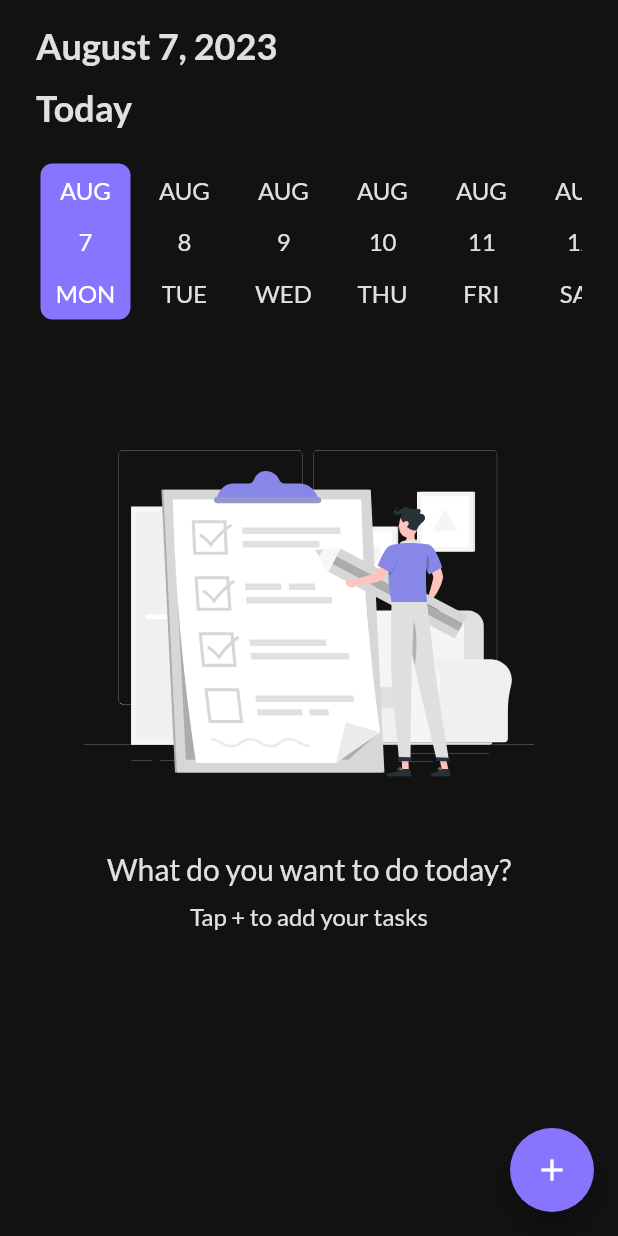
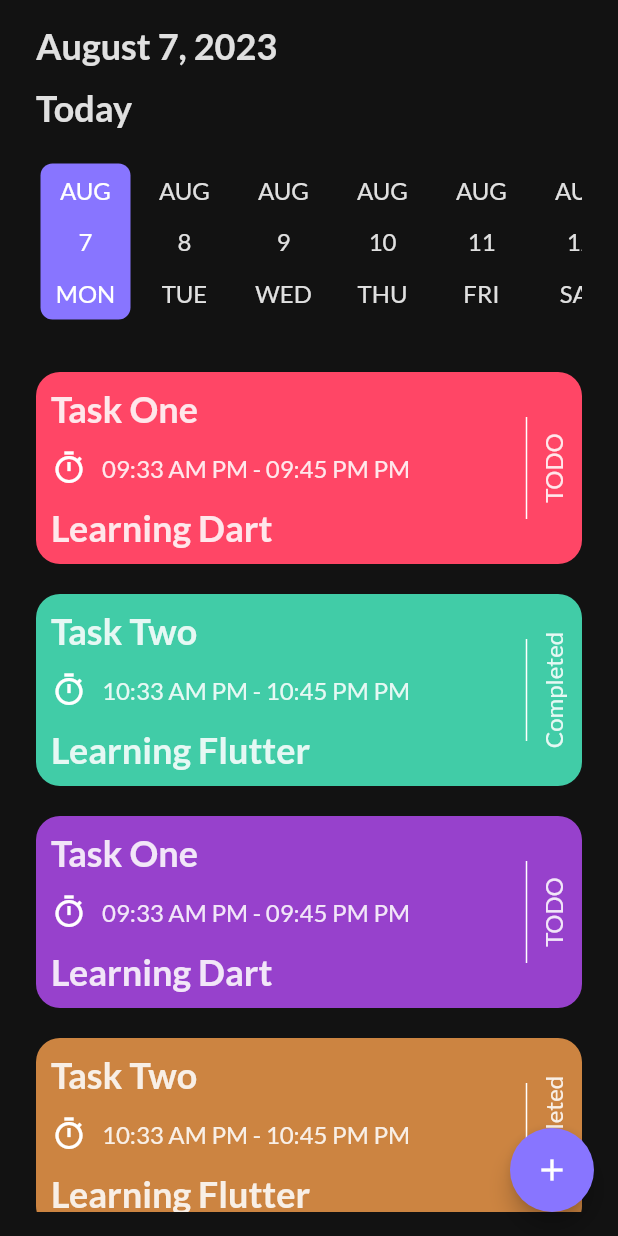
Before and after one commit to SA33ED/Todo_app, a Flutter app: the HomeScreen screen opened by its route, on a phone screen of 412 x 824 dp. Run offline on Flutter 3.47's test engine with Material 2 defaults, Android fonts, the phone set to English and light mode, and no system bars; drawn by our look-alikes of date_picker_timeline; our stand-ins replace flutter_bloc, flutter_screenutil, flutter_svg, google_fonts, shared_preferences; accounts and stored records are empty.

```diff
--- a/lib/cubit/cubit/task_cubit.dart
+++ b/lib/cubit/cubit/task_cubit.dart
@@ -4,14 +4,26 @@ import 'package:intl/intl.dart';
 import 'package:to_do_app/cubit/cubit/task_state.dart';
 
 import '../../helpers/app_colors.dart';
+import '../../models/task_model.dart';
 
 class TaskCubit extends Cubit<TaskState> {
+  GlobalKey<FormState> formKey = GlobalKey();
+
   TaskCubit() : super(TaskInitial());
+
+  String? selectedTitle;
+
+  String? selectedNote;
+
   DateTime? selectedDate = DateTime.now();
+
   String selectedStartTime = DateFormat('hh:mm a').format(DateTime.now());
+
   String selectedEndTime = DateFormat('hh:mm a')
       .format(DateTime.now().add(const Duration(hours: 1)));
+
   int selectedColorIndex = 0;
+
   List<Color> colors = [
     AppColors.red,
     AppColors.green,
@@ -20,6 +32,63 @@ class TaskCubit extends Cubit<TaskState> {
     AppColors.customYellow,
     AppColors.purble,
   ];
+
+  List<TaskModel> tasksList = [
+    TaskModel(
+      id: 1,
+      title: "Task One",
+      note: "Learning Dart",
+      date: DateTime.now(),
+      startTime: "09:33 AM",
+      endTime: "09:45 PM",
+    ),
+    TaskModel(
+      id: 2,
+      title: "Task Two",
+      note: "Learning Flutter",
+      date: DateTime.now(),
+      startTime: "10:33 AM",
+      endTime: "10:45 PM",
+      status: "Completed",
+      color: AppColors.lightBlue,
+    ),
+    TaskModel(
+        id: 3,
+        title: "Task One",
+        note: "Learning Dart",
+        date: DateTime.now(),
+        startTime: "09:33 AM",
+        endTime: "09:45 PM",
+        color: AppColors.purble),
+    TaskModel(
+        id: 4,
+        title: "Task Two",
+        note: "Learning Flutter",
+        date: DateTime.now(),
+        startTime: "10:33 AM",
+        endTime: "10:45 PM",
+        status: "Completed",
+        color: AppColors.customYellow),
+    TaskModel(
+      id: 5,
+      title: "Task One",
+      note: "Learning Dart",
+      date: DateTime.now(),
+      startTime: "09:33 AM",
+      endTime: "09:45 PM",
+    ),
+    TaskModel(
+      id: 6,
+      title: "Task Two",
+      note: "Learning Flutter",
+      date: DateTime.now(),
+      startTime: "10:33 AM",
+      endTime: "10:45 PM",
+      status: "Completed",
+      color: AppColors.green,
+    ),
+  ];
+
   void getDate(context) async {
     emit(GetDateLoadingState());
     DateTime? pickedDate = await showDatePicker(
@@ -32,6 +101,12 @@ class TaskCubit extends Cubit<TaskState> {
       selectedDate = pickedDate;
       emit(GetDateSucessState());
     }
+  }
+
+  void getselectedDate(date) {
+    emit(GetSelectedDateLoadingState());
+    selectedDate = date;
+    emit(GetSelectedDateSucessState());
   }
 
   void getStartTime(context) async {
@@ -62,4 +137,14 @@ class TaskCubit extends Cubit<TaskState> {
     selectedColorIndex = index;
     emit(UpdateSelectedColorState());
   }
+
+  void addTask(TaskModel task) {
+    try {
+      emit(AddTaskLoadingState());
+      tasksList.add(task);
+      emit(AddTaskSucssesState());
+    } catch (e) {
+      emit(AddTaskErrorState());
+    }
+  }
 }
--- a/lib/cubit/cubit/task_state.dart
+++ b/lib/cubit/cubit/task_state.dart
@@ -7,6 +7,12 @@ final class GetDateLoadingState extends TaskState {}
 final class GetDateSucessState extends TaskState {}
 
 final class GetDateErrorState extends TaskState {}
+
+final class GetSelectedDateLoadingState extends TaskState {}
+
+final class GetSelectedDateSucessState extends TaskState {}
+
+final class GetSelectedDateErrorState extends TaskState {}
 
 final class GetStartTimeLoadingState extends TaskState {}
 
@@ -23,3 +29,13 @@ final class GetEndTimeErrorState extends TaskState {}
 final class UpdateSelectedColorState extends TaskState {}
 
 final class SelectColorState extends TaskState {}
+
+final class NoTasksState extends TaskState {}
+
+final class ShowTasksState extends TaskState {}
+
+final class AddTaskLoadingState extends TaskState {}
+
+final class AddTaskSucssesState extends TaskState {}
+
+final class AddTaskErrorState extends TaskState {}
--- a/lib/models/task_model.dart
+++ b/lib/models/task_model.dart
@@ -2,33 +2,22 @@ import 'package:flutter/material.dart';
 import 'package:to_do_app/helpers/app_colors.dart';
 
 class TaskModel {
+  int id;
+  String title;
+  String note;
+  DateTime date;
+  String startTime;
+  String endTime;
+  String? status;
+  Color? color;
   TaskModel({
-    required int id,
-    required String title,
-    required String note,
-    required DateTime date,
-    required String startTime,
-    required String endTime,
-    String? status = "TODO",
-    Color? color = AppColors.red,
+    required this.id,
+    required this.title,
+    required this.note,
+    required this.date,
+    required this.startTime,
+    required this.endTime,
+    this.color = AppColors.red,
+    this.status = "TODO",
   });
 }
-
-List<TaskModel> tasks = [
-  TaskModel(
-    id: 1,
-    title: "Task One",
-    note: "Learning Dart",
-    date: DateTime.now(),
-    startTime: "09:33 AM",
-    endTime: "09:45 PM",
-  ),
-  TaskModel(
-    id: 2,
-    title: "Task Two",
-    note: "Learning Flutter",
-    date: DateTime.now(),
-    startTime: "10:33 AM",
-    endTime: "10:45 PM",
-  ),
-];
--- a/lib/screens/home_screen.dart
+++ b/lib/screens/home_screen.dart
@@ -1,32 +1,31 @@
 import 'package:date_picker_timeline/date_picker_timeline.dart';
 import 'package:flutter/material.dart';
+import 'package:flutter_bloc/flutter_bloc.dart';
+import 'package:to_do_app/cubit/cubit/task_cubit.dart';
 import 'package:to_do_app/helpers/app_colors.dart';
 import 'package:intl/intl.dart';
 import 'package:to_do_app/screens/add_task_screen.dart';
+import '../cubit/cubit/task_state.dart';
 import '../widgets/no_task_widget.dart';
+import '../widgets/task_item.dart';
 
-class HomeScreen extends StatefulWidget {
+class HomeScreen extends StatelessWidget {
+  static String id = "HomeScreen";
   const HomeScreen({super.key});
-  static String id = "HomeScreen";
-
-  @override
-  State<HomeScreen> createState() => _HomeScreenState();
-}
-
-class _HomeScreenState extends State<HomeScreen> {
-  DateTime? selectedDate = DateTime.now();
   @override
   Widget build(BuildContext context) {
     TextTheme customTextTheme = Theme.of(context).textTheme;
     return Scaffold(
       body: Padding(
         padding: const EdgeInsets.symmetric(horizontal: 24.0, vertical: 16),
-        child: ListView(
+        child: BlocBuilder<TaskCubit, TaskState>(
+          builder: (context, state) {
+            return ListView(
               children: [
                 //Date
                 Text(
                   DateFormat.yMMMMd().format(
-                selectedDate!,
+                    BlocProvider.of<TaskCubit>(context).selectedDate!,
                   ),
                   style: customTextTheme.displayLarge!.copyWith(fontSize: 24),
                 ),
@@ -50,15 +49,28 @@ class _HomeScreenState extends State<HomeScreen> {
                   dayTextStyle: customTextTheme.displayMedium!,
                   dateTextStyle: customTextTheme.displayMedium!,
                   onDateChange: (date) {
-                setState(() {
-                  selectedDate = date;
-                });
+                    BlocProvider.of<TaskCubit>(context).getselectedDate(date);
                   },
                 ),
                 const SizedBox(height: 32),
-            NoTasksWidgets(customTextTheme: customTextTheme),
-            // TaskItem(customTextTheme: customTextTheme),
+                BlocProvider.of<TaskCubit>(context).tasksList.isEmpty
+                    ? NoTasksWidgets(customTextTheme: customTextTheme)
+                    : Column(
+                        children: List.generate(
+                          BlocProvider.of<TaskCubit>(context).tasksList.length,
+                          (index) => Padding(
+                            padding: const EdgeInsets.only(bottom: 20.0),
+                            child: TaskItem(
+                              customTextTheme: customTextTheme,
+                              taskmodel: BlocProvider.of<TaskCubit>(context)
+                                  .tasksList[index],
+                            ),
+                          ),
+                        ),
+                      ),
               ],
+            );
+          },
         ),
       ),
       floatingActionButton: FloatingActionButton(
--- a/lib/widgets/custom_btn_widget.dart
+++ b/lib/widgets/custom_btn_widget.dart
@@ -9,16 +9,17 @@ class CustomBtn extends StatelessWidget {
     super.key,
     required this.customTextTheme,
     required this.title,
+    this.onTap,
     this.btnColor = AppColors.secondary,
   });
-
+  VoidCallback? onTap;
   final TextTheme customTextTheme;
   Color? btnColor = AppColors.secondary;
   String title;
   @override
   Widget build(BuildContext context) {
     return GestureDetector(
-      onTap: () {},
+      onTap: onTap,
       child: Container(
         alignment: Alignment.center,
         height: 48,
--- a/lib/widgets/custom_input_field.dart
+++ b/lib/widgets/custom_input_field.dart
@@ -15,6 +15,7 @@ class CustomTextField extends StatelessWidget {
     this.obscureText,
     this.readOnly,
     this.onChanged,
+    this.onSubmitted,
     this.validator,
     this.controller,
   });
@@ -25,6 +26,7 @@ class CustomTextField extends StatelessWidget {
   Widget? label;
   Widget? suffixIcon;
   void Function(String)? onChanged;
+  void Function(String)? onSubmitted;
   String? Function(String?)? validator;
   TextInputType? textInputType;
   TextEditingController? controller;
@@ -68,6 +70,7 @@ class CustomTextField extends StatelessWidget {
           ),
           keyboardType: textInputType,
           onChanged: onChanged,
+          onFieldSubmitted: onSubmitted,
           obscureText: obscureText ?? false,
           readOnly: readOnly ?? false,
         )
--- a/lib/widgets/task_item.dart
+++ b/lib/widgets/task_item.dart
@@ -1,4 +1,5 @@
 import 'package:flutter/material.dart';
+import 'package:to_do_app/models/task_model.dart';
 
 import '../helpers/app_colors.dart';
 import 'custom_btn_widget.dart';
@@ -7,10 +8,11 @@ class TaskItem extends StatelessWidget {
   const TaskItem({
     super.key,
     required this.customTextTheme,
+    required this.taskmodel,
   });
 
   final TextTheme customTextTheme;
-
+  final TaskModel taskmodel;
   @override
   Widget build(BuildContext context) {
     return GestureDetector(
@@ -18,7 +20,7 @@ class TaskItem extends StatelessWidget {
         padding: const EdgeInsets.all(10),
         height: 128,
         decoration: BoxDecoration(
-          color: AppColors.secondary,
+          color: taskmodel.color,
           borderRadius: BorderRadius.circular(16),
         ),
         child: Row(
@@ -29,7 +31,7 @@ class TaskItem extends StatelessWidget {
               crossAxisAlignment: CrossAxisAlignment.start,
               children: [
                 Text(
-                  "Task1",
+                  taskmodel.title,
                   style: customTextTheme.displayLarge!.copyWith(fontSize: 24),
                 ),
                 Row(
@@ -40,13 +42,13 @@ class TaskItem extends StatelessWidget {
                     ),
                     const SizedBox(width: 10),
                     Text(
-                      "09:33 PM - 09:48 PM",
+                      "${taskmodel.startTime} PM - ${taskmodel.endTime} PM",
                       style: customTextTheme.displayMedium,
                     )
                   ],
                 ),
                 Text(
-                  "Learn Dart",
+                  taskmodel.note,
                   style: customTextTheme.displayLarge!.copyWith(fontSize: 24),
                 )
               ],
@@ -62,7 +64,7 @@ class TaskItem extends StatelessWidget {
                 RotatedBox(
                   quarterTurns: 3,
                   child: Text(
-                    "TODO",
+                    taskmodel.status!,
                     style: customTextTheme.displayMedium,
                   ),
                 ),
```
Also changed, not shown: lib/screens/add_task_screen.dart (+49 -10 lines). Lines whose indentation alone changed are shown as unchanged.
